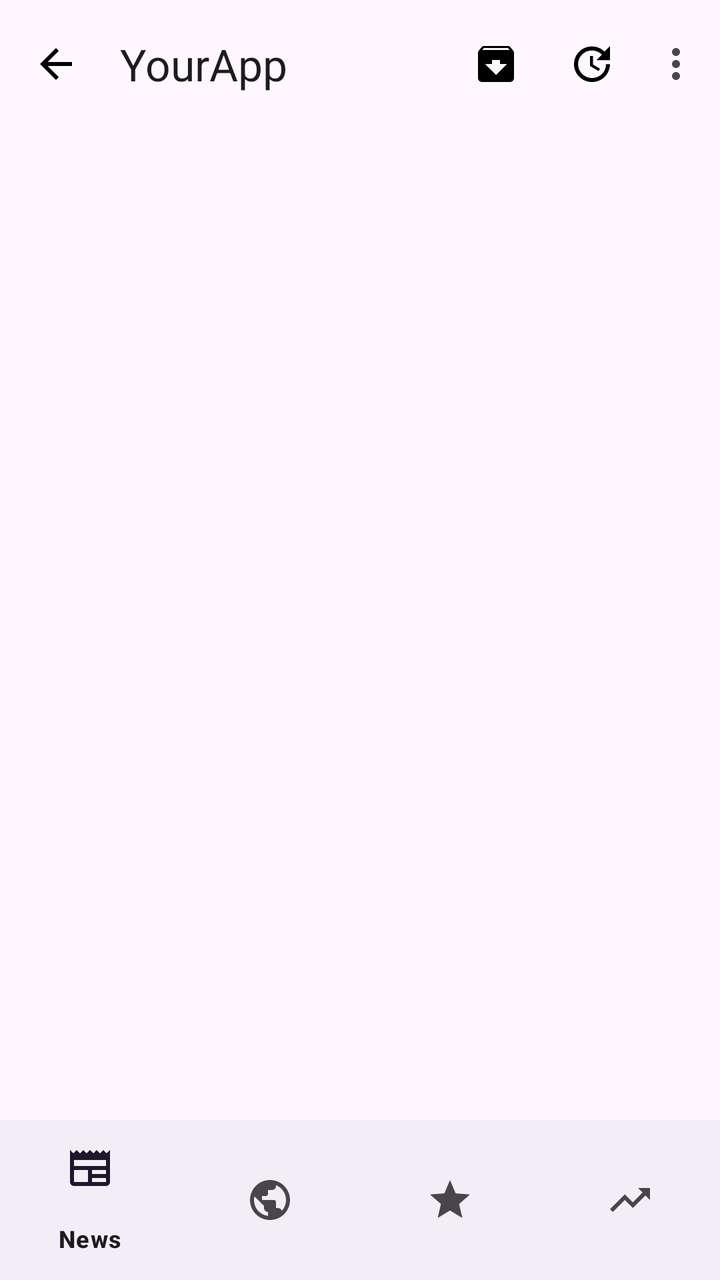
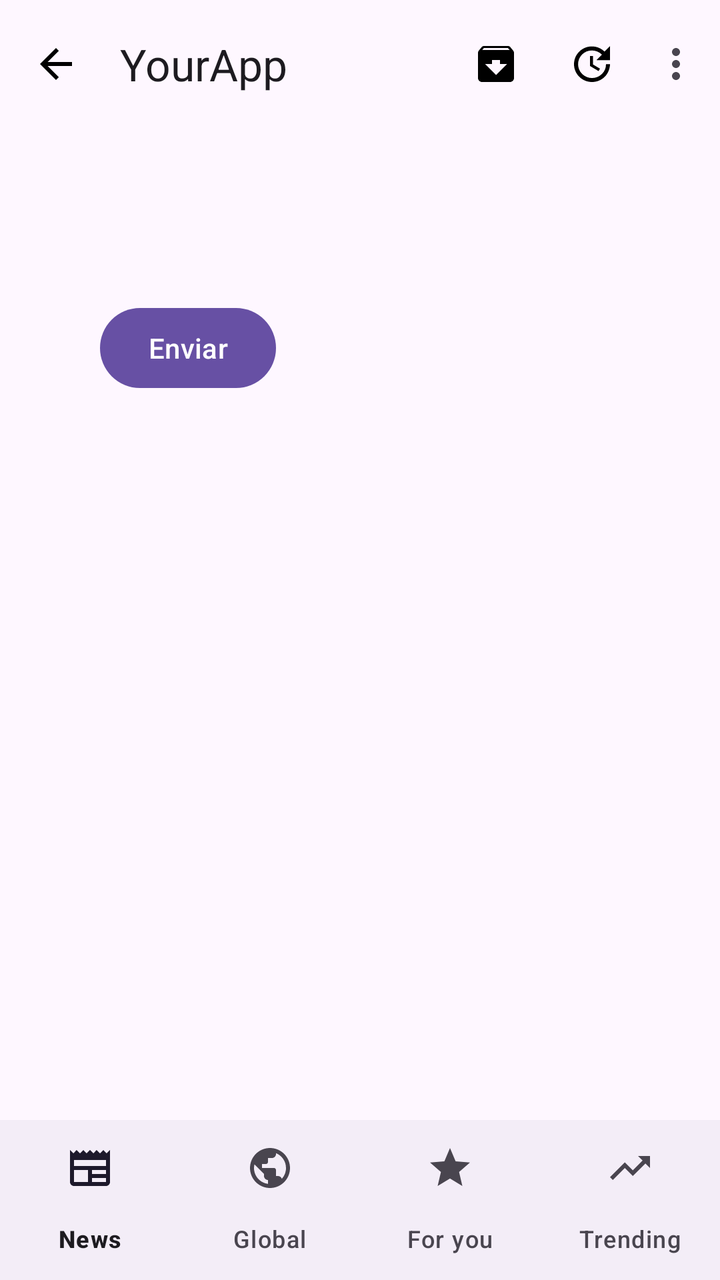

Before-and-after screenshots of an Android layout around one commit, followed by the original layout XML and the change that was made.
<!-- AndroidManifest.xml: application theme Theme.MyApp -->
<!-- res/layout/activity_main.xml -->
<?xml version="1.0" encoding="utf-8"?>
<androidx.coordinatorlayout.widget.CoordinatorLayout xmlns:android="http://schemas.android.com/apk/res/android"
    xmlns:app="http://schemas.android.com/apk/res-auto"
    xmlns:tools="http://schemas.android.com/tools"
    android:id="@+id/main"
    android:layout_width="match_parent"
    android:layout_height="match_parent"
    tools:context=".MainActivity">

    <com.google.android.material.appbar.MaterialToolbar
        android:layout_width="match_parent"
        android:layout_height="wrap_content"
        app:menu="@menu/menu_principal"
        app:navigationIcon="@drawable/baseline_arrow_back"
        app:title="YourApp" />

    <com.google.android.material.bottomnavigation.BottomNavigationView
        android:layout_width="match_parent"
        android:layout_height="wrap_content"
        android:layout_gravity="bottom"
        app:menu="@menu/menu_nav_bar" />


</androidx.coordinatorlayout.widget.CoordinatorLayout>
<!-- resources referenced by this layout -->
<resources>
  <!-- drawable baseline_arrow_back (drawable) -->
  <vector xmlns:android="http://schemas.android.com/apk/res/android" android:autoMirrored="true" android:height="24dp" android:tint="#000000" android:viewportHeight="24" android:viewportWidth="24" android:width="24dp">
        
      <path android:fillColor="@android:color/white" android:pathData="M20,11H7.83l5.59,-5.59L12,4l-8,8 8,8 1.41,-1.41L7.83,13H20v-2z"/>
      
  </vector>
  <style name="Theme.MyApp" parent="Base.Theme.MyApp" />
  <style name="Base.Theme.MyApp" parent="Theme.Material3.DayNight.NoActionBar">
          
          
      </style>
</resources>

<!-- the commit's change to res/layout/activity_main.xml (unified diff, before → after) -->
@@ -8,16 +8,27 @@
     tools:context=".MainActivity">
 
     <com.google.android.material.appbar.MaterialToolbar
+        android:id="@+id/toolBarMenu"
         android:layout_width="match_parent"
         android:layout_height="wrap_content"
         app:menu="@menu/menu_principal"
         app:navigationIcon="@drawable/baseline_arrow_back"
         app:title="YourApp" />
 
+    <Button
+        android:id="@+id/btnEnviar"
+        android:layout_width="wrap_content"
+        android:layout_height="wrap_content"
+        android:layout_marginLeft="50dp"
+        android:layout_marginTop="150dp"
+        android:text="Enviar" />
+
     <com.google.android.material.bottomnavigation.BottomNavigationView
+        android:id="@+id/bottomNavView"
         android:layout_width="match_parent"
         android:layout_height="wrap_content"
         android:layout_gravity="bottom"
+        app:labelVisibilityMode="labeled"
         app:menu="@menu/menu_nav_bar" />
 
 
